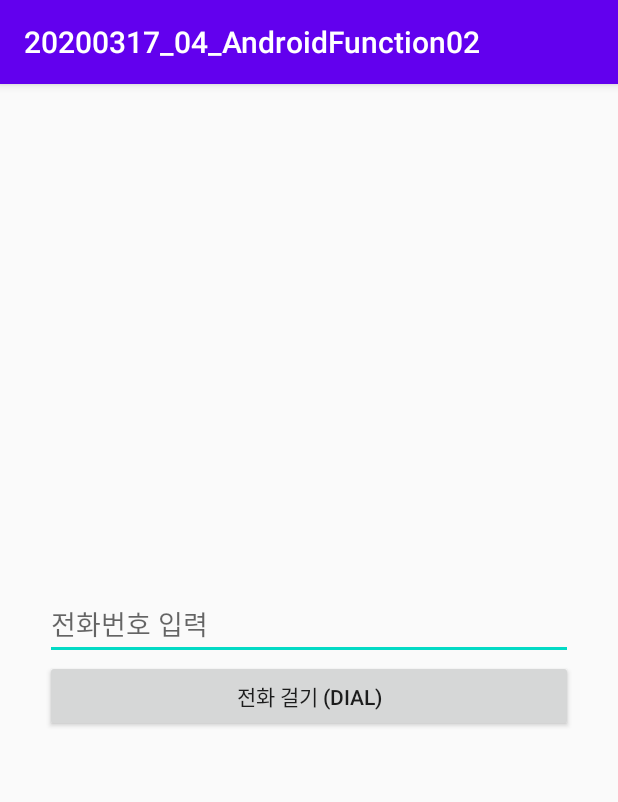
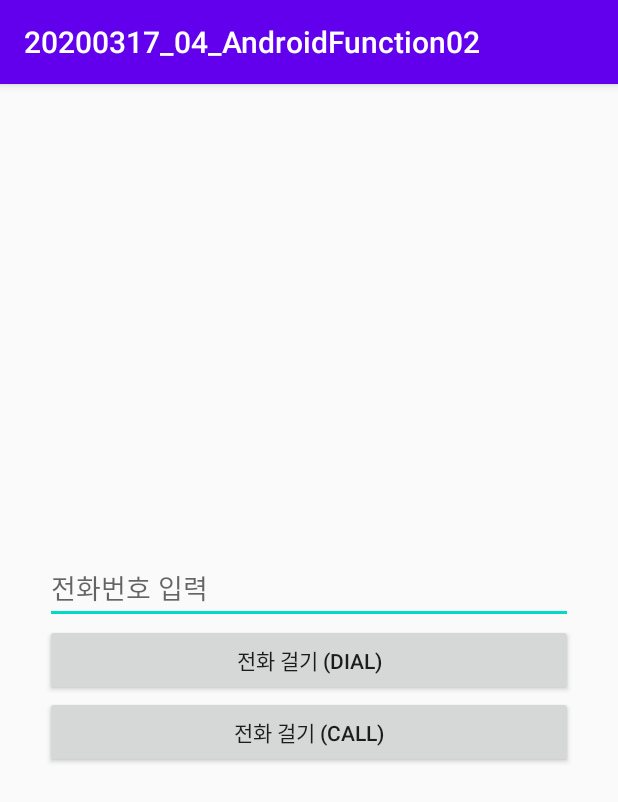
Before and after one commit to kbh3307/20200317_04_AndroidFunction02, an Android app: the screen it shows after launch (MainActivity), after a tap on "전화 걸기 (DIAL)", on a phone screen of 412 x 824 dp. Shown: the top 802 px of the screen. Run offline under Robolectric (Android 15) with nearby library versions, the phone set to English and light mode, and no system bars; our stand-ins replace data binding.

Commit message:
전화 직접 거는 코드 - 권한문제로 지금은 실행 불가

```diff
--- a/app/src/main/java/kr/co/tjoeun/a20200317_04_androidfunction02/MainActivity.java
+++ b/app/src/main/java/kr/co/tjoeun/a20200317_04_androidfunction02/MainActivity.java
@@ -6,6 +6,7 @@ import androidx.databinding.DataBindingUtil;
 import android.content.Intent;
 import android.net.Uri;
 import android.os.Bundle;
+import android.util.Log;
 import android.view.View;
 
 import kr.co.tjoeun.a20200317_04_androidfunction02.databinding.ActivityMainBinding;
@@ -30,8 +31,29 @@ public class MainActivity extends AppCompatActivity {
 
 //                응용문제 : EditText에 입력한 폰번으로 전화 걸도록
 
+//                1) 전화번호가 뭐라고 입력되었는지 받아오자
+
+                String phoneNum = binding.phoneNumEdt.getText().toString();
+//                Log.d("입력한폰번", phoneNum); //변수 값 확인용
+
+//                2) 받아온 전화번호로 호출
+//                => Uri.parse()에 들어갈 값을 가공
+//                => tel:전화번호
+                String phoneUriStr = String.format("tel:%s", phoneNum);
+                Uri uri = Uri.parse(phoneUriStr);
+                Intent intent = new Intent(Intent.ACTION_DIAL, uri);
+                startActivity(intent);
+            }
+        });
+
+        binding.callBtn.setOnClickListener(new View.OnClickListener() {
+            @Override
+            public void onClick(View v) {
+
+//                현재까지 배운 것만으론 실행 불가 : 권한 획득 X
+
                 Uri uri = Uri.parse("tel:01051123237");
-                Intent intent = new Intent(Intent.ACTION_DIAL, uri);
+                Intent intent = new Intent(Intent.ACTION_CALL, uri);
                 startActivity(intent);
             }
         });
--- a/app/src/main/res/layout/activity_main.xml
+++ b/app/src/main/res/layout/activity_main.xml
@@ -11,6 +11,7 @@
         tools:context=".MainActivity">
 
         <EditText
+            android:id="@+id/phoneNumEdt"
             android:layout_width="match_parent"
             android:layout_height="wrap_content"
             android:inputType="phone"
@@ -21,5 +22,12 @@
             android:layout_width="match_parent"
             android:layout_height="wrap_content"
             android:text="전화 걸기 (DIAL)" />
+
+        <Button
+            android:id="@+id/callBtn"
+            android:layout_width="match_parent"
+            android:layout_height="wrap_content"
+            android:text="전화 걸기 (CALL)" />
+
     </LinearLayout>
 </layout>
```
